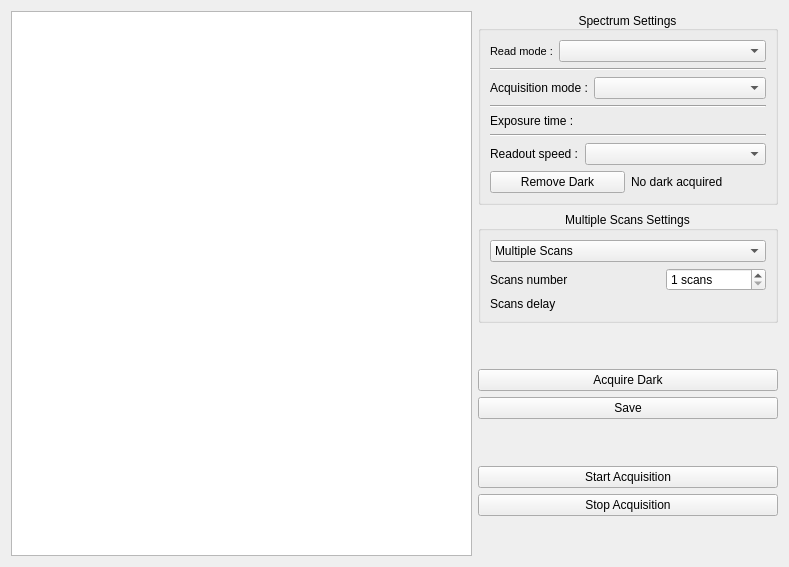
First picture: the form in gui/spectrometer/ui_spectrum_tab.ui, repository Ulm-IQO/qudi, before the edit.
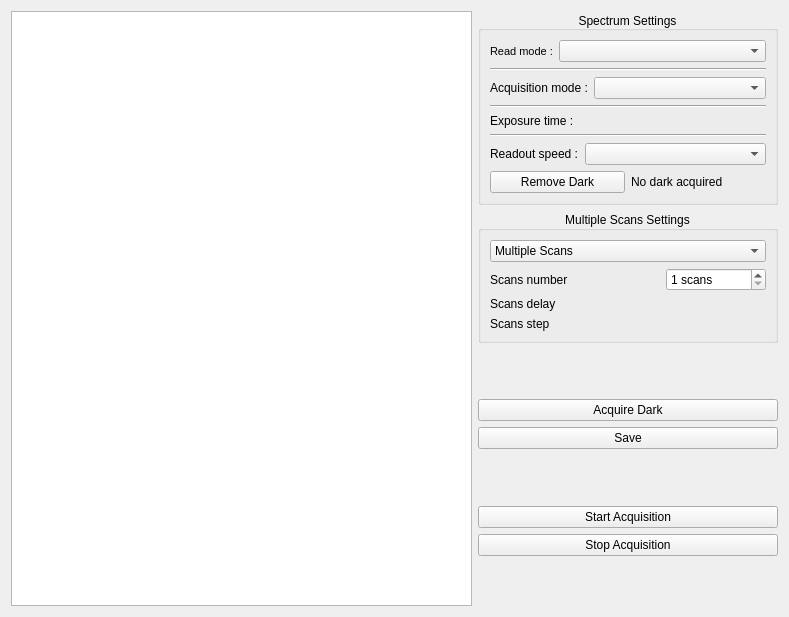
Second picture: the form after the edit. Custom widgets are drawn as their Qt base class.

```diff
--- a/gui/spectrometer/ui_spectrum_tab.ui
+++ b/gui/spectrometer/ui_spectrum_tab.ui
@@ -7,7 +7,7 @@
     <x>0</x>
     <y>0</y>
     <width>789</width>
-    <height>567</height>
+    <height>617</height>
    </rect>
   </property>
   <property name="sizePolicy">
@@ -242,6 +242,17 @@
           </item>
          </layout>
         </item>
+        <item>
+         <layout class="QHBoxLayout" name="scan_wavelength_step">
+          <item>
+           <widget class="QLabel" name="scan_wavelength_step_label">
+            <property name="text">
+             <string>Scans step</string>
+            </property>
+           </widget>
+          </item>
+         </layout>
+        </item>
        </layout>
       </widget>
      </item>
```
Left out of the diff: 5 changed lines with no effect on the pictures.
